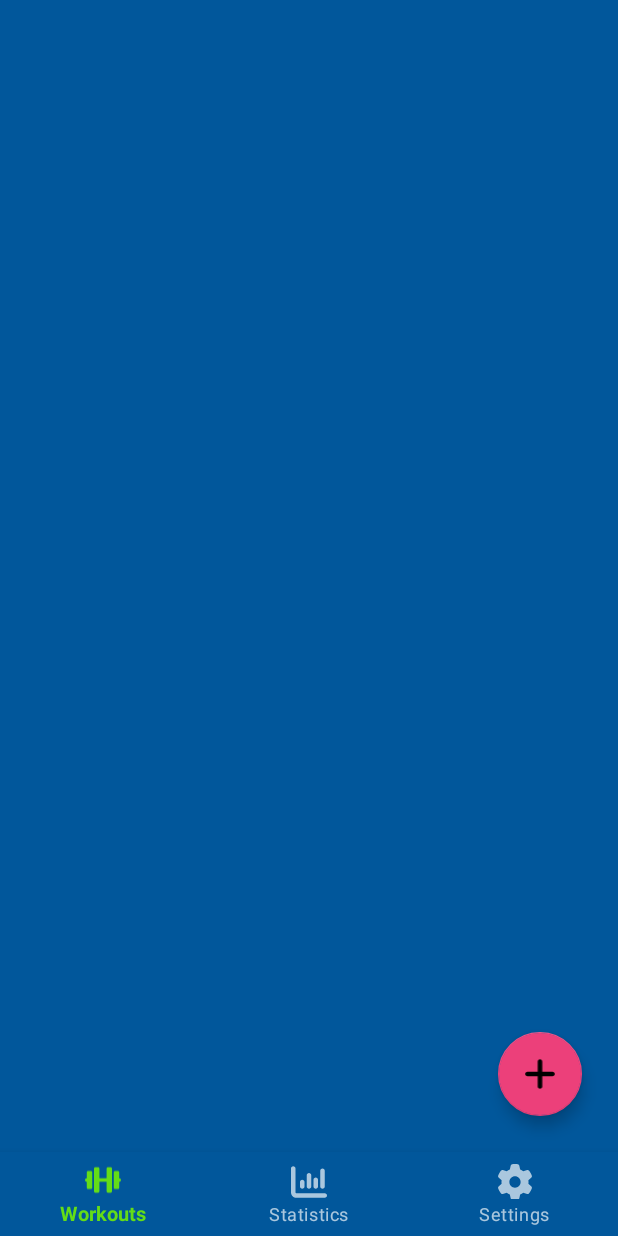
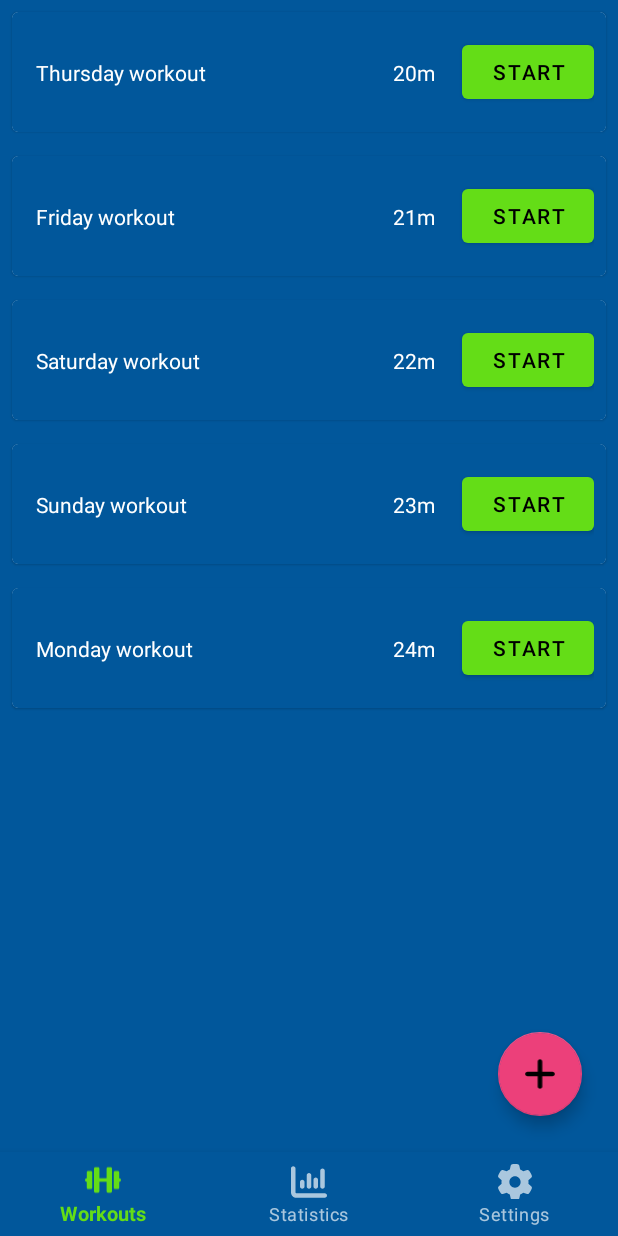
Before and after one commit to Rutzzz/CircularWorkout, an Android app: the screen it shows after launch (MainActivity), on a phone screen of 412 x 824 dp. Run offline under Robolectric (Android 15) with nearby library versions, the phone set to English and light mode, and no system bars; our stand-ins replace navigation-ui.

Commit message:
Add workout list

```diff
--- a/app/build.gradle
+++ b/app/build.gradle
@@ -27,6 +27,7 @@ android {
         viewBinding true
     }
     compileOptions {
+        coreLibraryDesugaringEnabled true
         sourceCompatibility JavaVersion.VERSION_1_8
         targetCompatibility JavaVersion.VERSION_1_8
     }
@@ -43,12 +44,15 @@ dependencies {
     implementation 'androidx.legacy:legacy-support-v4:1.0.0'
 
     // Navigation
-    def nav_version = "2.4.1"
+    def nav_version = "2.4.2"
     implementation "androidx.navigation:navigation-fragment-ktx:$nav_version"
     implementation "androidx.navigation:navigation-ui-ktx:$nav_version"
     implementation "androidx.navigation:navigation-dynamic-features-fragment:$nav_version"
     implementation "androidx.navigation:navigation-compose:$nav_version"
 
+    // java.time
+    coreLibraryDesugaring 'com.android.tools:desugar_jdk_libs:1.1.5'
+
     testImplementation 'junit:junit:4.13.2'
     androidTestImplementation 'androidx.test.ext:junit:1.1.3'
     androidTestImplementation 'androidx.test.espresso:espresso-core:3.4.0'
--- /dev/null
+++ b/app/src/main/java/cz/muni/fi/circularworkout/data/WorkoutListItem.kt
@@ -0,0 +1,9 @@
+package cz.muni.fi.circularworkout.data
+
+import java.time.LocalTime
+
+data class WorkoutListItem(
+    val id: Long,
+    val name: String,
+    val duration: LocalTime
+)
--- /dev/null
+++ b/app/src/main/java/cz/muni/fi/circularworkout/repository/WorkoutRepository.kt
@@ -0,0 +1,23 @@
+package cz.muni.fi.circularworkout.repository
+
+import cz.muni.fi.circularworkout.data.WorkoutListItem
+import java.time.LocalDate
+import java.time.LocalTime
+
+class WorkoutRepository {
+    fun getMockedData(count: Int = 5): List<WorkoutListItem> =
+        mutableListOf<WorkoutListItem>().apply {
+            repeat(count) {
+                val item = WorkoutListItem(
+                    id = it.toLong(),
+                    name =
+                    LocalDate.now().plusDays(it.toLong()).dayOfWeek.name
+                        .lowercase().replaceFirstChar { c -> c.uppercaseChar() }
+                            + " workout",
+                    duration = LocalTime.of(0, 20 + it)
+                )
+                add(item)
+            }
+        }
+
+}
--- /dev/null
+++ b/app/src/main/java/cz/muni/fi/circularworkout/ui/workout/WorkoutListAdapter.kt
@@ -0,0 +1,30 @@
+package cz.muni.fi.circularworkout.ui.workout
+
+import android.view.LayoutInflater
+import android.view.ViewGroup
+import androidx.recyclerview.widget.RecyclerView
+import cz.muni.fi.circularworkout.data.WorkoutListItem
+import cz.muni.fi.circularworkout.databinding.ItemWorkoutListBinding
+import cz.muni.fi.circularworkout.repository.WorkoutRepository
+
+class WorkoutListAdapter : RecyclerView.Adapter<WorkoutListViewHolder>() {
+
+    private val workouts: List<WorkoutListItem> by lazy {
+        workoutRepository.getMockedData()
+    }
+
+    private val workoutRepository: WorkoutRepository by lazy {
+        WorkoutRepository()
+    }
+
+    override fun onCreateViewHolder(parent: ViewGroup, viewType: Int): WorkoutListViewHolder {
+        val binding = ItemWorkoutListBinding.inflate(LayoutInflater.from(parent.context), parent, false)
+        return WorkoutListViewHolder(binding)
+    }
+
+    override fun onBindViewHolder(holder: WorkoutListViewHolder, position: Int) {
+        holder.bind(workouts[position])
+    }
+
+    override fun getItemCount(): Int = workouts.size
+}
--- a/app/src/main/java/cz/muni/fi/circularworkout/ui/workout/WorkoutListFragment.kt
+++ b/app/src/main/java/cz/muni/fi/circularworkout/ui/workout/WorkoutListFragment.kt
@@ -6,6 +6,7 @@ import android.view.LayoutInflater
 import android.view.View
 import android.view.ViewGroup
 import androidx.navigation.fragment.findNavController
+import androidx.recyclerview.widget.LinearLayoutManager
 import cz.muni.fi.circularworkout.databinding.FragmentWorkoutListBinding
 
 class WorkoutListFragment : Fragment() {
@@ -23,4 +24,12 @@ class WorkoutListFragment : Fragment() {
         return binding.root
     }
 
+    override fun onViewCreated(view: View, savedInstanceState: Bundle?) {
+        super.onViewCreated(view, savedInstanceState)
+
+        val adapter = WorkoutListAdapter()
+        binding.workoutsRecyclerView.layoutManager = LinearLayoutManager(requireContext())
+        binding.workoutsRecyclerView.adapter = adapter
+    }
+
 }
--- /dev/null
+++ b/app/src/main/java/cz/muni/fi/circularworkout/ui/workout/WorkoutListViewHolder.kt
@@ -0,0 +1,14 @@
+package cz.muni.fi.circularworkout.ui.workout
+
+import androidx.recyclerview.widget.RecyclerView
+import cz.muni.fi.circularworkout.data.WorkoutListItem
+import cz.muni.fi.circularworkout.databinding.ItemWorkoutListBinding
+
+class WorkoutListViewHolder(private val binding: ItemWorkoutListBinding)
+    : RecyclerView.ViewHolder(binding.root) {
+
+        fun bind(listItem: WorkoutListItem) {
+            binding.workoutNameTextView.text = listItem.name
+            binding.workoutDurationTextView.text = listItem.duration.minute.toString() + "m"
+        }
+}
--- a/app/src/main/res/layout/fragment_workout_list.xml
+++ b/app/src/main/res/layout/fragment_workout_list.xml
@@ -5,6 +5,18 @@
     android:layout_height="match_parent"
     xmlns:app="http://schemas.android.com/apk/res-auto"
     tools:context=".ui.workout.WorkoutListFragment">
+
+    <androidx.recyclerview.widget.RecyclerView
+        android:id="@+id/workouts_recycler_view"
+        android:layout_width="0dp"
+        android:layout_height="0dp"
+        app:layout_constraintBottom_toBottomOf="parent"
+        app:layout_constraintEnd_toEndOf="parent"
+        app:layout_constraintHorizontal_bias="0.0"
+        app:layout_constraintStart_toStartOf="parent"
+        app:layout_constraintTop_toTopOf="parent"
+        app:layout_constraintVertical_bias="0.0"
+        tools:listitem="@layout/item_workout_list" />
 
     <com.google.android.material.floatingactionbutton.FloatingActionButton
         android:id="@+id/floating_action_button"
--- /dev/null
+++ b/app/src/main/res/layout/item_workout_list.xml
@@ -0,0 +1,53 @@
+<?xml version="1.0" encoding="utf-8"?>
+<com.google.android.material.card.MaterialCardView
+    xmlns:android="http://schemas.android.com/apk/res/android"
+    xmlns:app="http://schemas.android.com/apk/res-auto"
+    xmlns:tools="http://schemas.android.com/tools"
+    android:layout_width="match_parent"
+    android:layout_height="wrap_content"
+    android:layout_margin="8dp">
+
+    <androidx.constraintlayout.widget.ConstraintLayout
+        android:layout_width="match_parent"
+        android:layout_height="wrap_content"
+        android:paddingStart="16dp"
+        android:paddingTop="16dp"
+        android:paddingEnd="8dp"
+        android:paddingBottom="16dp">
+
+        <TextView
+            android:id="@+id/workout_name_text_view"
+            android:layout_width="0dp"
+            android:layout_height="wrap_content"
+            android:textAlignment="textStart"
+            app:layout_constraintStart_toStartOf="parent"
+            app:layout_constraintEnd_toStartOf="@id/workout_duration_text_view"
+            app:layout_constraintTop_toTopOf="parent"
+            app:layout_constraintBottom_toBottomOf="parent"
+            tools:text="Wednesday workout" />
+
+        <TextView
+            android:id="@+id/workout_duration_text_view"
+            android:layout_width="0dp"
+            android:layout_height="wrap_content"
+            android:textAlignment="textStart"
+            app:layout_constraintEnd_toStartOf="@id/workout_start_button"
+            app:layout_constraintTop_toTopOf="parent"
+            app:layout_constraintBottom_toBottomOf="parent"
+            tools:text="24m"
+            android:paddingStart="0dp"
+            android:paddingEnd="18dp"/>
+
+        <com.google.android.material.button.MaterialButton
+            android:id="@+id/workout_start_button"
+            android:layout_width="wrap_content"
+            android:layout_height="wrap_content"
+            app:layout_constraintEnd_toEndOf="parent"
+            app:layout_constraintTop_toTopOf="parent"
+            android:text="@string/workout_item_start"/>
+
+
+
+    </androidx.constraintlayout.widget.ConstraintLayout>
+
+</com.google.android.material.card.MaterialCardView>
--- a/app/src/main/res/values/strings.xml
+++ b/app/src/main/res/values/strings.xml
@@ -6,4 +6,6 @@
     <string name="nav_settings">Settings</string>
 
     <string name="button_new_workout">New workout</string>
+
+    <string name="workout_item_start">Start</string>
 </resources>
```
